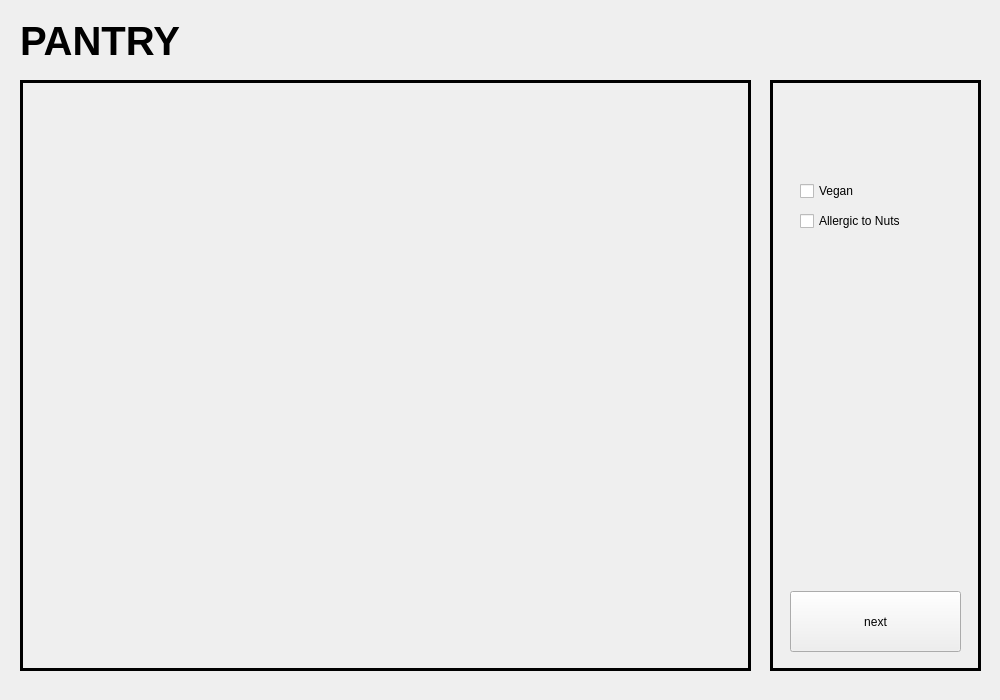
Old version of the form s1Pantry.ui in the repository ReneeTong/a8-edu-app.
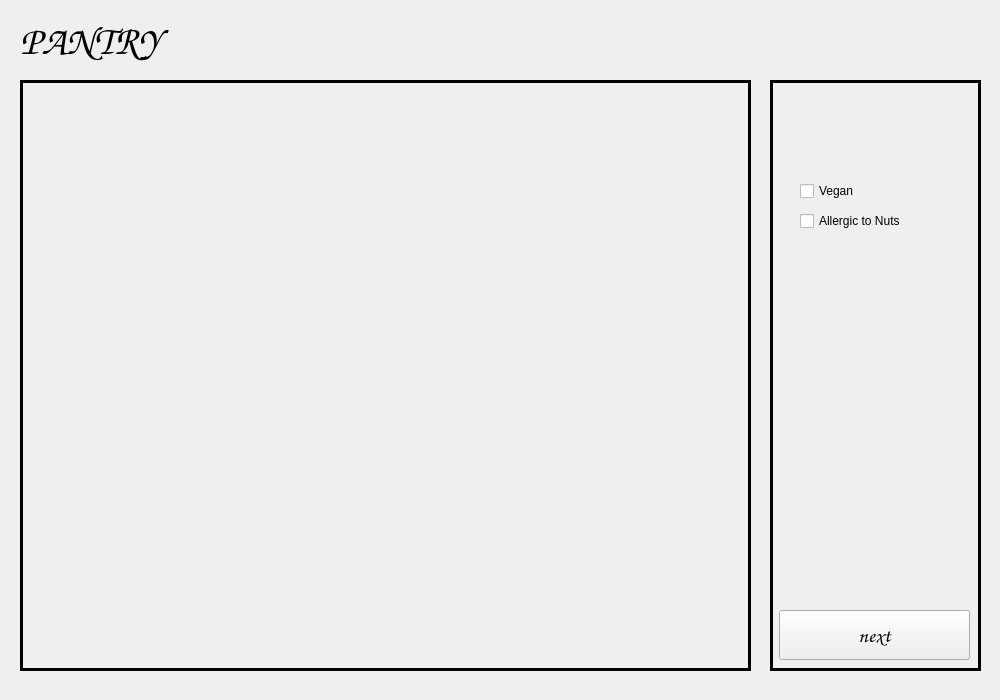
New version of the form. Custom widgets are drawn as their Qt base class.

```diff
--- a/s1Pantry.ui
+++ b/s1Pantry.ui
@@ -33,6 +33,7 @@
    </property>
    <property name="font">
     <font>
+     <family>Comic Sans MS</family>
      <pointsize>30</pointsize>
      <italic>false</italic>
      <bold>true</bold>
@@ -61,12 +62,19 @@
    <widget class="QPushButton" name="nextBtn">
     <property name="geometry">
      <rect>
-      <x>20</x>
-      <y>511</y>
-      <width>171</width>
-      <height>61</height>
+      <x>9</x>
+      <y>530</y>
+      <width>191</width>
+      <height>50</height>
      </rect>
     </property>
+    <property name="font">
+     <font>
+      <family>Comic Sans MS</family>
+      <pointsize>16</pointsize>
+      <bold>true</bold>
+     </font>
+    </property>
     <property name="text">
      <string>next</string>
     </property>
```
Left out of the diff: 10 changed lines with no effect on the pictures.
